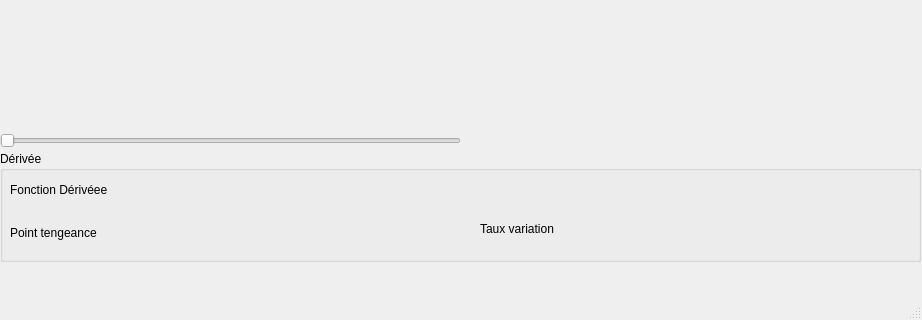
Qt form mainWindow.ui (ozielRaymond/TP2) before a commit; both pictures show x 0 to 922 and y 279 to 599 of the 922 by 599 pixel window.
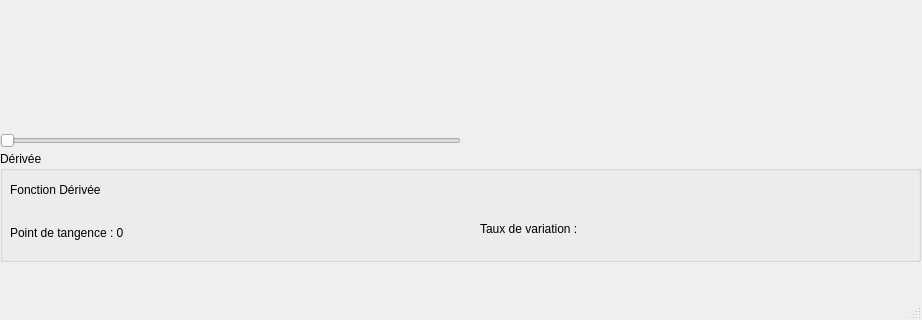
The same form after that commit.

Commit message: Ajout de la logistique pour les informations en bas de la fenêtre

```diff
--- a/mainWindow.ui
+++ b/mainWindow.ui
@@ -31,12 +31,12 @@
       <rect>
        <x>480</x>
        <y>70</y>
-       <width>81</width>
+       <width>231</width>
        <height>16</height>
       </rect>
      </property>
      <property name="text">
-      <string>Taux variation</string>
+      <string>Taux de variation : </string>
      </property>
     </widget>
     <widget class="QWidget" name="MPLWidget">
@@ -52,14 +52,14 @@
       <item>
        <widget class="QLabel" name="label_4">
         <property name="text">
-         <string>Fonction Dérivéee</string>
+         <string>Fonction Dérivée</string>
         </property>
        </widget>
       </item>
       <item>
        <widget class="QLabel" name="label_5">
         <property name="text">
-         <string>Point tengeance</string>
+         <string>Point de tangence : 0</string>
         </property>
        </widget>
       </item>
```
The commit also changes 2 other files.
